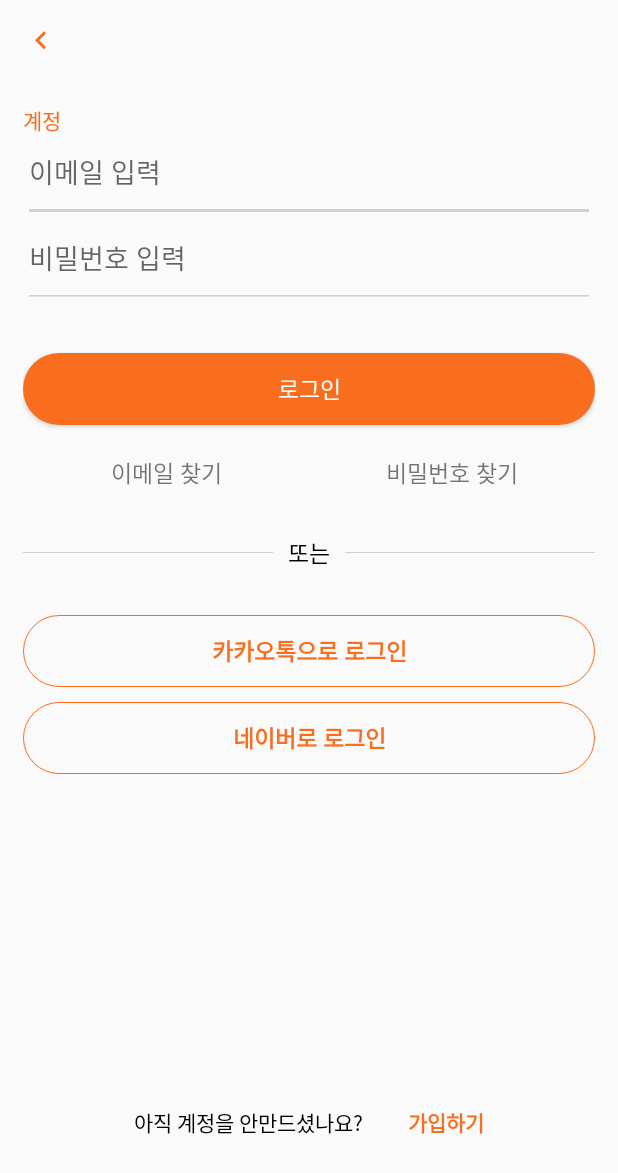
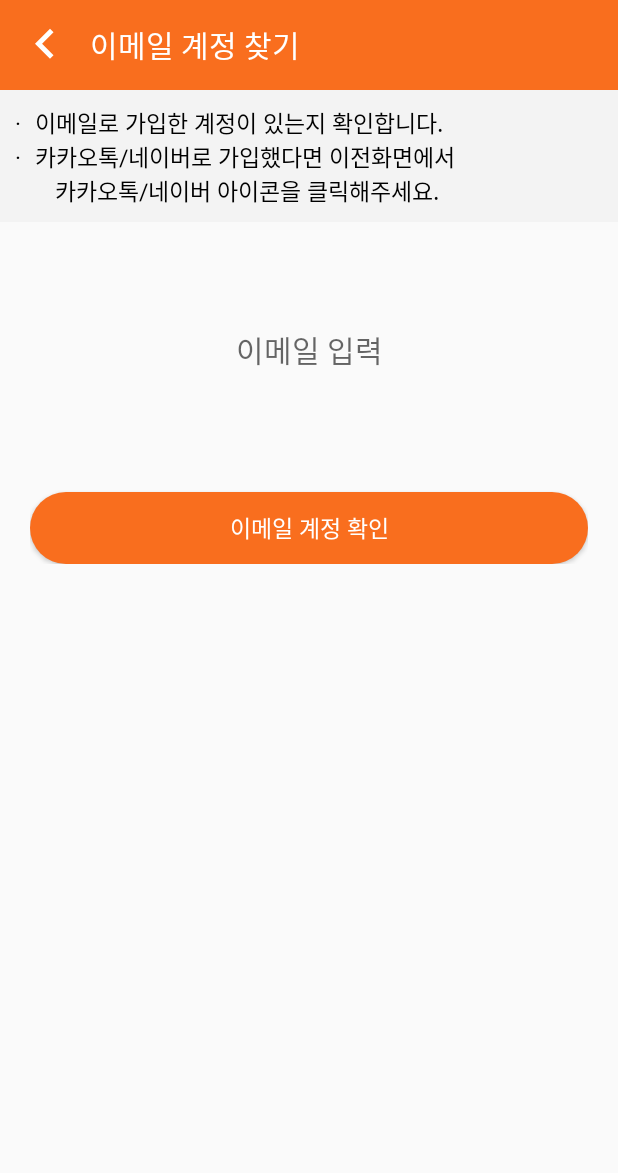
Before and after one commit to twkim8548/ulpomta_mock_android_neullee, an Android app: the screen it shows after launch (PalloSignInForMembershipActivity before the commit, PalloMainActivity after it), on a phone screen of 412 x 824 dp. Shown: the top 1173 px of the screen. Run offline under Robolectric (Android 15) with nearby library versions, the phone set to English and light mode, and no system bars.

Commit message:
neaulee - 0629 - activity_pallo_find_pw [Configure]

```diff
--- a/Passion/app/src/main/java/com/example/passion/src/pallomain/PalloMainService.java
+++ b/Passion/app/src/main/java/com/example/passion/src/pallomain/PalloMainService.java
@@ -3,6 +3,7 @@ package com.example.passion.src.pallomain;
 import com.example.passion.src.pallomain.interfaces.MainActivityView;
 import com.example.passion.src.pallomain.interfaces.MainRetrofitInterface;
 import com.example.passion.src.pallomain.models.DefaultResponse;
+import com.example.passion.src.pallomain.statistics.PalloMainActivity;
 
 import retrofit2.Call;
 import retrofit2.Callback;
--- a/Passion/app/src/main/java/com/example/passion/src/pallomain/PalloMainActivity.java
+++ b/Passion/app/src/main/java/com/example/passion/src/pallomain/statistics/PalloMainActivity.java
@@ -1,4 +1,4 @@
-package com.example.passion.src.pallomain;
+package com.example.passion.src.pallomain.statistics;
 
 import android.os.Bundle;
 import android.view.View;
@@ -7,6 +7,7 @@ import androidx.annotation.Nullable;
 
 import com.example.passion.R;
 import com.example.passion.src.BaseActivity;
+import com.example.passion.src.pallomain.PalloMainService;
 import com.example.passion.src.pallomain.interfaces.MainActivityView;
 
 public class PalloMainActivity extends BaseActivity implements MainActivityView {
@@ -14,7 +15,7 @@ public class PalloMainActivity extends BaseActivity implements MainActivityView
     @Override
     protected void onCreate(Bundle savedInstanceState) {
         super.onCreate(savedInstanceState);
-        setContentView(R.layout.activity_main_pallo);
+        setContentView(R.layout.activity_pallo_find_pw);
 
     }
 
--- a/Passion/app/src/main/java/com/example/passion/src/pallomain/models/PalloSignInForMembershipActivity.java
+++ b/Passion/app/src/main/java/com/example/passion/src/pallomain/statistics/PalloSignInForMembershipActivity.java
@@ -1,4 +1,4 @@
-package com.example.passion.src.pallomain.models;
+package com.example.passion.src.pallomain.statistics;
 
 import android.os.Bundle;
 
--- a/Passion/app/src/main/res/layout/activity_main_pallo.xml
+++ b/Passion/app/src/main/res/layout/activity_main_pallo.xml
@@ -5,7 +5,7 @@
     android:layout_width="match_parent"
     android:layout_height="match_parent"
     android:padding="10dp"
-    tools:context=".src.pallomain.PalloMainActivity">
+    tools:context=".src.pallomain.statistics.PalloMainActivity">
 
     <LinearLayout
         android:layout_width="wrap_content"
@@ -40,7 +40,7 @@
         android:layout_height="wrap_content"
         android:layout_marginBottom="20dp"
         android:background="@drawable/button_stroke"
-        android:text="@string/signIn_for_memvership"
+        android:text="@string/signInForMemvership"
         android:textColor="@color/colorOrange"
         android:textStyle="bold"
         app:layout_constraintBottom_toTopOf="@+id/btn_palloMain_use_without_signIn" />
--- /dev/null
+++ b/Passion/app/src/main/res/layout/activity_pallo_find_pw.xml
@@ -0,0 +1,71 @@
+<?xml version="1.0" encoding="utf-8"?>
+<LinearLayout xmlns:android="http://schemas.android.com/apk/res/android"
+    android:layout_width="match_parent"
+    android:layout_height="match_parent"
+    android:orientation="vertical">
+
+    <LinearLayout
+        android:layout_width="match_parent"
+        android:layout_height="wrap_content"
+        android:background="@color/colorOrange"
+        android:orientation="horizontal"
+        android:padding="10dp">
+
+        <ImageView
+            android:id="@+id/iv_palloMember_keyboard_left"
+            android:layout_width="40dp"
+            android:layout_height="40dp"
+            android:layout_gravity="center_vertical"
+            android:src="@drawable/ic_keyboard_left"
+            android:tint="@color/colorWhite" />
+
+        <TextView
+            android:layout_width="wrap_content"
+            android:layout_height="wrap_content"
+            android:layout_gravity="center_vertical"
+            android:layout_marginHorizontal="10dp"
+            android:text="@string/findEmailAccount"
+            android:textColor="@color/colorWhite"
+            android:textSize="20dp" />
+    </LinearLayout>
+
+    <TextView
+        android:layout_width="match_parent"
+        android:layout_height="wrap_content"
+        android:background="@color/coloLightGray"
+        android:padding="10dp"
+        android:text="@string/information"
+        android:textColor="@color/colorBlack"
+        android:textSize="15dp" />
+
+    <LinearLayout
+        android:layout_width="match_parent"
+        android:layout_height="wrap_content"
+        android:orientation="vertical"
+        android:padding="20dp">
+
+        <EditText
+            android:id="@+id/et_palloFindPW_enterEmail"
+            android:layout_width="match_parent"
+            android:layout_height="wrap_content"
+            android:layout_marginVertical="50dp"
+            android:background="@null"
+            android:gravity="center"
+            android:hint="@string/enterEmail"
+            android:text=""
+            android:textColor="@color/colorOrange"
+            android:textSize="20dp"
+            android:lines="1"
+            />
+
+        <Button
+            android:id="@+id/btn_palloFindPW_Login"
+            android:layout_width="match_parent"
+            android:layout_height="wrap_content"
+            android:layout_marginTop="30dp"
+            android:background="@drawable/button_shape"
+            android:text="@string/checkEmailAccount"
+            android:textColor="@color/colorWhite"
+            android:textSize="15dp" />
+    </LinearLayout>
+</LinearLayout>
--- a/Passion/app/src/main/res/layout/activity_pallo_sign_in_for_membership.xml
+++ b/Passion/app/src/main/res/layout/activity_pallo_sign_in_for_membership.xml
@@ -5,12 +5,12 @@
     android:layout_width="match_parent"
     android:layout_height="match_parent"
     android:padding="15dp"
-    tools:context="com.example.passion.src.pallomain.models.PalloSignInForMembershipActivity">
+    tools:context="com.example.passion.src.pallomain.statistics.PalloSignInForMembershipActivity">
 
     <ImageView
         android:id="@+id/iv_palloSign_keyboard_left"
-        android:layout_width="wrap_content"
-        android:layout_height="wrap_content"
+        android:layout_width="40dp"
+        android:layout_height="40dp"
         android:src="@drawable/ic_keyboard_left"
         android:tint="@color/colorOrange"
         app:layout_constraintLeft_toLeftOf="parent"
@@ -38,7 +38,9 @@
             android:layout_height="wrap_content"
             android:backgroundTint="@color/colorGray"
             android:hint="@string/enterEmail"
-            android:paddingBottom="20dp" />
+            android:lines="1"
+            android:paddingBottom="20dp"
+            android:textSize="15dp" />
 
         <EditText
             android:id="@+id/et_palloSign_enterPW"
@@ -46,7 +48,10 @@
             android:layout_height="wrap_content"
             android:backgroundTint="@color/colorGray"
             android:hint="@string/enterPW"
-            android:paddingBottom="20dp" />
+            android:inputType="textPassword"
+            android:lines="1"
+            android:paddingBottom="20dp"
+            android:textSize="15dp" />
     </LinearLayout>
 
     <Button
--- a/Passion/app/src/main/res/values/colors.xml
+++ b/Passion/app/src/main/res/values/colors.xml
@@ -6,6 +6,7 @@
     <color name="colorBlack">#000000</color>
     <color name="colorOrange">#F96E1E</color>
     <color name="colorGray">#CFD1D2</color>
+    <color name="coloLightGray">#F3F3F3</color>
     <color name="colorWhite">#FFFFFF</color>
 
 </resources>
--- a/Passion/app/src/main/res/values/strings.xml
+++ b/Passion/app/src/main/res/values/strings.xml
@@ -3,12 +3,13 @@
     <string name="loading">로딩중입니다.</string>
     <string name="network_error">네트워크 연결이 원활하지 않습니다.</string>
     <string name="study">공부,혼자 하지 말고 열품타에서 함께 하세요!</string>
-    <string name="signIn_for_memvership">회원가입 / 로그인</string>
+    <string name="signInForMemvership">회원가입 / 로그인</string>
     <string name="use_without_signIn">가입없이 이용하기</string>
     <string name="pallo">Pallo</string>
     <string name="account">계정</string>
     <string name="enterEmail">이메일 입력</string>
     <string name="enterPW">비밀번호 입력</string>
+    <string name="checkPW">비밀번호 확인</string>
     <string name="login">로그인</string>
     <string name="findEmail">이메일 찾기</string>
     <string name="findPW">비밀번호 찾기</string>
@@ -17,6 +18,11 @@
     <string name="naverLogin">네이버로 로그인</string>
     <string name="yetAccount">아직 계정을 안만드셨나요?</string>
     <string name="toLogin">가입하기</string>
+    <string name="passionTimer">열정 품은 타이머</string>
+    <string name="SignInMembership">회원가입</string>
+    <string name="findEmailAccount">이메일 계정 찾기</string>
+    <string name="checkEmailAccount">이메일 계정 확인</string>
+    <string name="information">﻿·\t이메일로 가입한 계정이 있는지 확인합니다.\n﻿·\t카카오톡/네이버로 가입했다면 이전화면에서\n\t\t카카오톡/네이버 아이콘을 클릭해주세요.</string>
 
 
 </resources>
```
Also changed, not shown: Passion/app/src/main/AndroidManifest.xml (+8 -2 lines), Passion/app/src/main/res/layout/activity_pallo_membership.xml (+96 -4 lines).
